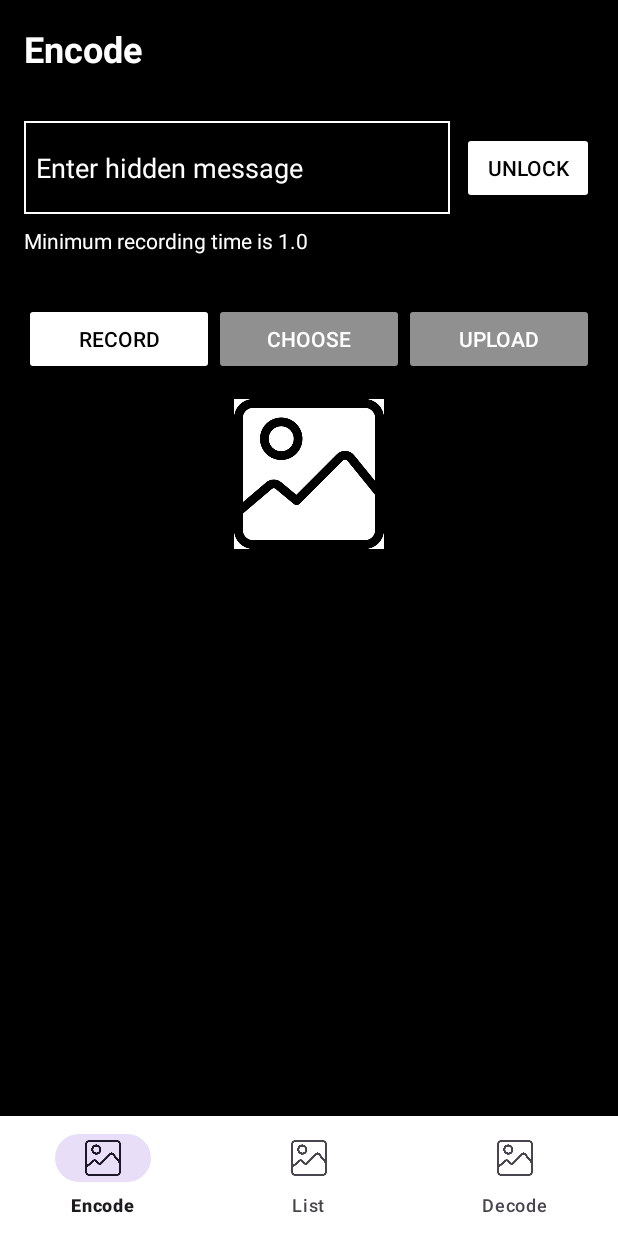
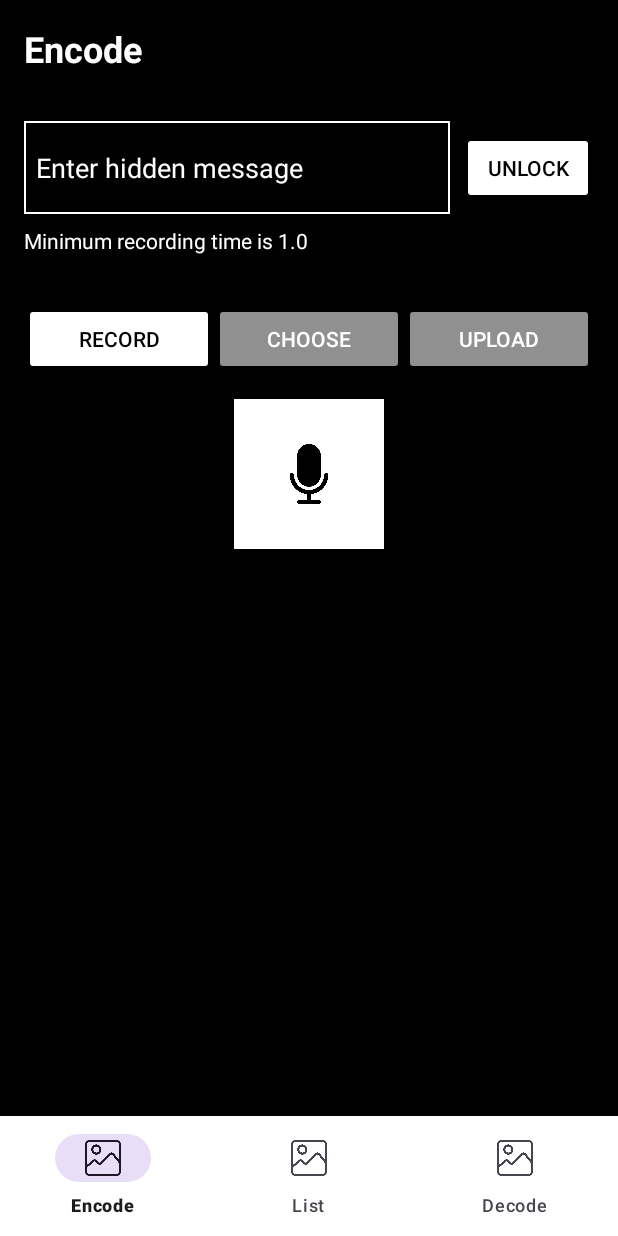
Before and after one commit to Itay-Biton/StegoAudioApp, an Android app: the screen it shows after launch (MainActivity), after a tap on "LOCK", on a phone screen of 412 x 824 dp. Run offline under Robolectric (Android 15) with nearby library versions, the phone set to English and light mode, and no system bars.

Commit message:
UI Improvements

```diff
--- a/app/src/main/java/com/stegoaudioapp/Utils/AudioProcessor.java
+++ b/app/src/main/java/com/stegoaudioapp/Utils/AudioProcessor.java
@@ -10,7 +10,7 @@ import java.io.IOException;
 
 public class AudioProcessor {
 
-    private static int SAMPLE_RATE = 44100;//AudioPlayer.RECORDER_SAMPLE_RATE; // 44100
+    private static int SAMPLE_RATE = AudioPlayer.RECORDER_SAMPLE_RATE; // 44100
     private static int MARKER_FREQ = 20_000;
     private static int DATA_FREQ = 19_000;
 
@@ -20,7 +20,7 @@ public class AudioProcessor {
     private static int MARGIN_SAMPLE_COUNT = MARKER_SAMPLE_COUNT*5;
 
     private static int FREQ_THRESHOLD = 100;
-    private static int AMPLITUDE_THRESHOLD = 240;
+    private static int AMPLITUDE_THRESHOLD = 200;
 
 
     public static File encodeStringToFile(String message, File file, Context context) {
--- a/app/src/main/res/layout/activity_decode.xml
+++ b/app/src/main/res/layout/activity_decode.xml
@@ -61,7 +61,8 @@
         android:id="@+id/audioButton"
         android:layout_width="100dp"
         android:layout_height="100dp"
-        android:src="@drawable/ic_placeholder"
+        android:src="@drawable/mic"
+        android:padding="30dp"
         android:scaleType="fitCenter"
         android:background="@color/white"
         app:layout_constraintTop_toBottomOf="@id/recordButton"
--- a/app/src/main/res/layout/activity_encode.xml
+++ b/app/src/main/res/layout/activity_encode.xml
@@ -101,7 +101,8 @@
         android:id="@+id/audioButton"
         android:layout_width="100dp"
         android:layout_height="100dp"
-        android:src="@drawable/ic_placeholder"
+        android:src="@drawable/mic"
+        android:padding="30dp"
         android:scaleType="fitCenter"
         android:background="@color/white"
         app:layout_constraintTop_toBottomOf="@id/recordButton"
```
Also changed, not shown: app/src/main/java/com/stegoaudioapp/AudioLibraryActivity.java (+6 -2 lines), app/src/main/java/com/stegoaudioapp/DecodeActivity.java (+7 -1 lines), app/src/main/java/com/stegoaudioapp/EncodeActivity.java (+7 -1 lines), app/src/main/java/com/stegoaudioapp/Utils/AudioPlayer.java (+4 -3 lines), app/src/main/res/drawable/mic.png (added), app/src/main/res/drawable/upload.png (added).
